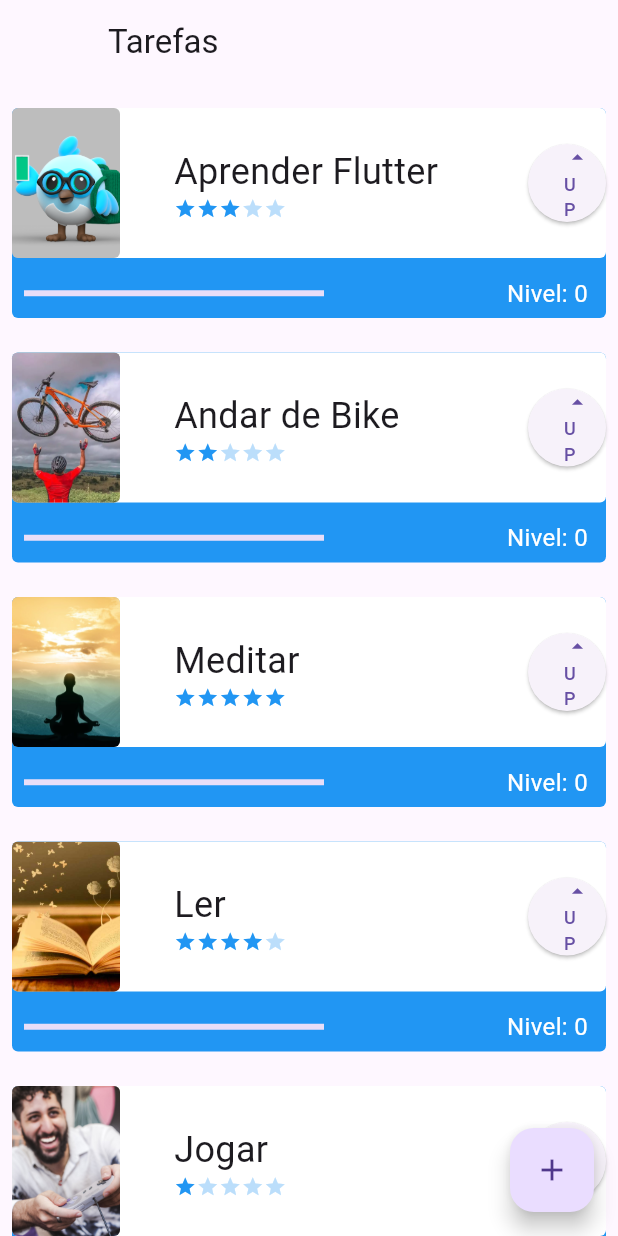
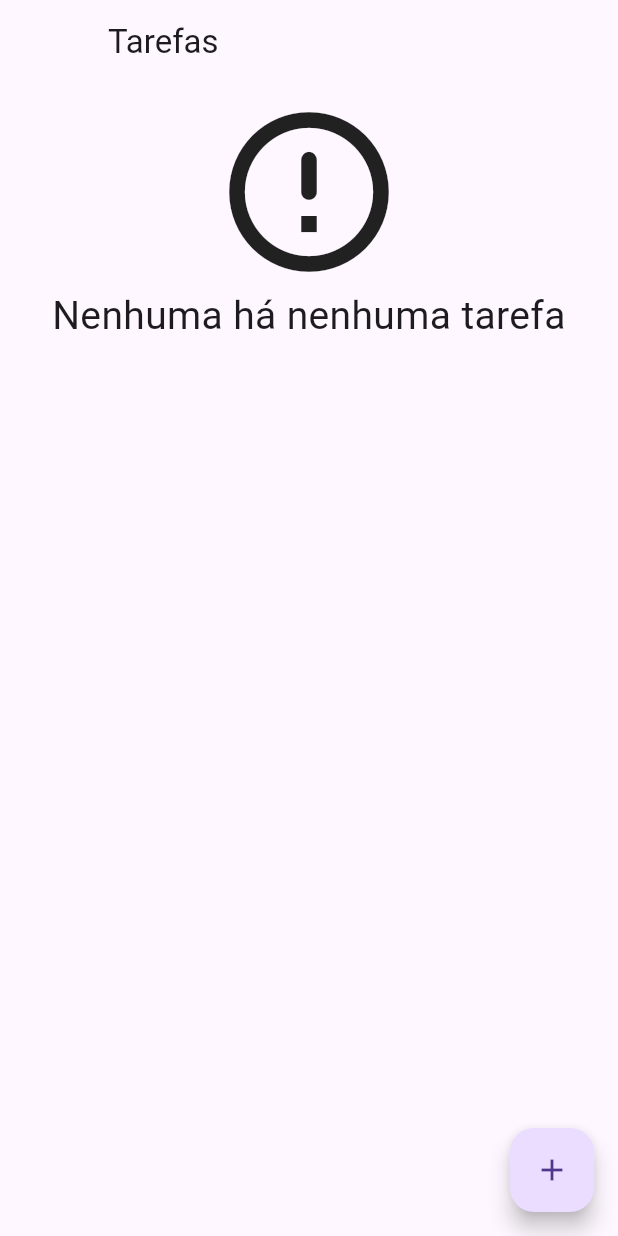
Before and after one commit to thenopholo/my-first-todo-app, a Flutter app: the screen it shows after launch, on a phone screen of 412 x 824 dp. Run offline on Flutter 3.47's test engine with Material 3 defaults, Android fonts, the phone set to English and light mode, and no system bars; our stand-ins replace sqflite; accounts and stored records are empty.

Commit message:
Foi criado o Future Biulder, para construir a tela quando uma nova tarefa for criada

```diff
--- a/lib/screens/form_screen.dart
+++ b/lib/screens/form_screen.dart
@@ -1,4 +1,6 @@
 import 'package:flutter/material.dart';
+import 'package:nosso_primeiro_projeto/components/task.dart';
+import 'package:nosso_primeiro_projeto/data/task_dao.dart';
 import 'package:nosso_primeiro_projeto/data/task_inherited.dart';
 
 class FormScreen extends StatefulWidget {
@@ -17,16 +19,16 @@ class _FormScreenState extends State<FormScreen> {
 
   final _formKey = GlobalKey<FormState>();
 
-  bool valueValidator(String? value){
-     if(value != null && value.isEmpty){
-       return true;
-     }
-     return false;
+  bool valueValidator(String? value) {
+    if (value != null && value.isEmpty) {
+      return true;
+    }
+    return false;
   }
-  bool difficultyValidator(String? value){
-    if(value != null && value.isEmpty){
-      if(int.parse(value) > 5 ||
-          int.parse(value) < 1){
+
+  bool difficultyValidator(String? value) {
+    if (value != null && value.isEmpty) {
+      if (int.parse(value) > 5 || int.parse(value) < 1) {
         return true;
       }
     }
@@ -143,10 +145,13 @@ class _FormScreenState extends State<FormScreen> {
                         // print(nameController.text);
                         // print(difficultyController.text);
                         // print(imageController.text);
-                        TaskInherited.of(widget.taskContext).newTask(
+                        TaskDao().save(
+                          Task(
                             nameController.text,
                             imageController.text,
-                            int.parse(difficultyController.text));
+                            int.parse(difficultyController.text),
+                          ),
+                        );
                         ScaffoldMessenger.of(context).showSnackBar(
                           const SnackBar(
                             content: Text('Criando uma nova Tarefa'),
--- a/lib/screens/initial_screen.dart
+++ b/lib/screens/initial_screen.dart
@@ -1,4 +1,6 @@
 import 'package:flutter/material.dart';
+import 'package:nosso_primeiro_projeto/components/task.dart';
+import 'package:nosso_primeiro_projeto/data/task_dao.dart';
 import 'package:nosso_primeiro_projeto/data/task_inherited.dart';
 import 'package:nosso_primeiro_projeto/screens/form_screen.dart';
 
@@ -17,9 +19,75 @@ class _InitialScreenState extends State<InitialScreen> {
         leading: Container(),
         title: const Text('Tarefas'),
       ),
-      body: ListView(
-        children: TaskInherited.of(context).taskList,
-        padding: const EdgeInsets.only(top: 8, bottom: 70),
+      body: Padding(
+        padding: EdgeInsets.only(top: 8, bottom: 70),
+        child: FutureBuilder<List<Task>>(
+            future: TaskDao().findAll(),
+            builder: (context, snapshot) {
+              List<Task>? items = snapshot.data;
+              switch (snapshot.connectionState) {
+                case ConnectionState.none:
+                  return const Center(
+                    child: Column(
+                      children: [
+                        CircularProgressIndicator(),
+                        Text('Carregando...'),
+                      ],
+                    ),
+                  );
+                  break;
+                case ConnectionState.waiting:
+                  return const Center(
+                    child: Column(
+                      children: [
+                        CircularProgressIndicator(),
+                        Text('Carregando...'),
+                      ],
+                    ),
+                  );
+                  break;
+                case ConnectionState.active:
+                  return const Center(
+                    child: Column(
+                      children: [
+                        CircularProgressIndicator(),
+                        Text('Carregando...'),
+                      ],
+                    ),
+                  );
+                  break;
+                case ConnectionState.done:
+                  if (snapshot.hasData && items != null) {
+                    if (items.isNotEmpty) {
+                      return ListView.builder(
+                        itemCount: items.length,
+                        itemBuilder: (BuildContext contex, int index) {
+                          final Task tarefa = items[index];
+                          return tarefa;
+                        },
+                      );
+                    }
+                    return const Center(
+                      child: Column(
+                        children: [
+                          Icon(
+                            Icons.error_outline_rounded,
+                            size: 128,
+                          ),
+                          Text(
+                            'Nenhuma há nenhuma tarefa',
+                            style: TextStyle(fontSize: 26),
+                            textAlign: TextAlign.center,
+                          ),
+                        ],
+                      ),
+                    );
+                  }
+                  return const Text('Erro ao carregar tarefas');
+                  break;
+              }
+              return const Text('Erro desconhecido');
+            }),
       ),
       floatingActionButton: FloatingActionButton(
         onPressed: () {
@@ -30,7 +98,7 @@ class _InitialScreenState extends State<InitialScreen> {
                 taskContext: context,
               ),
             ),
-          );
+          ).then((value) => setState(() {}));
         },
         child: const Icon(Icons.add),
       ),
```
Also changed, not shown: lib/data/task_dao.dart (+0 -16 lines).
